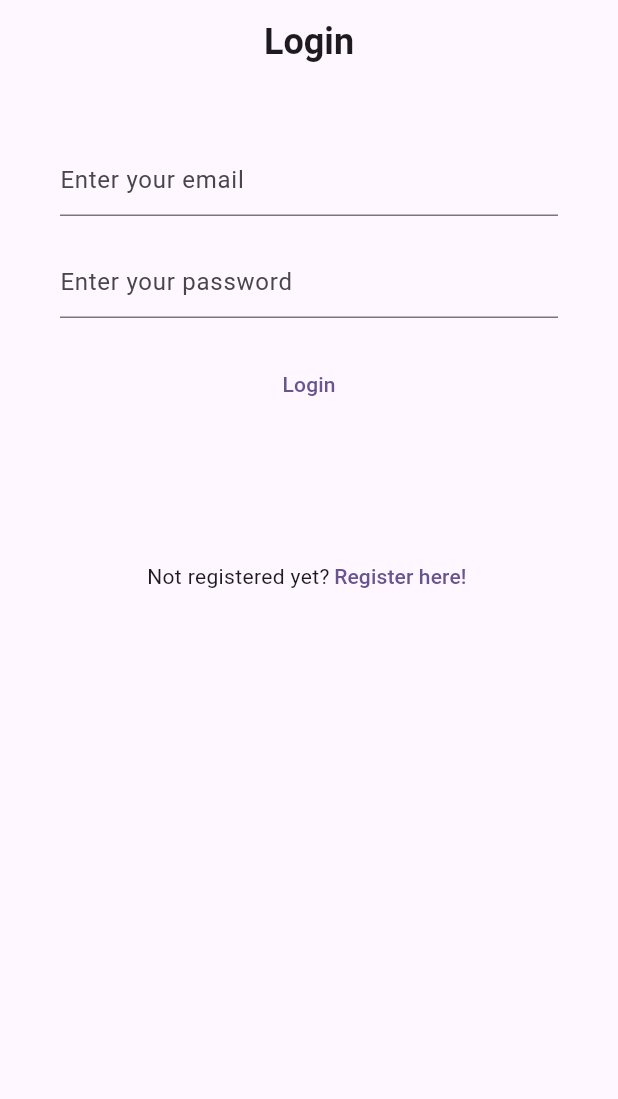
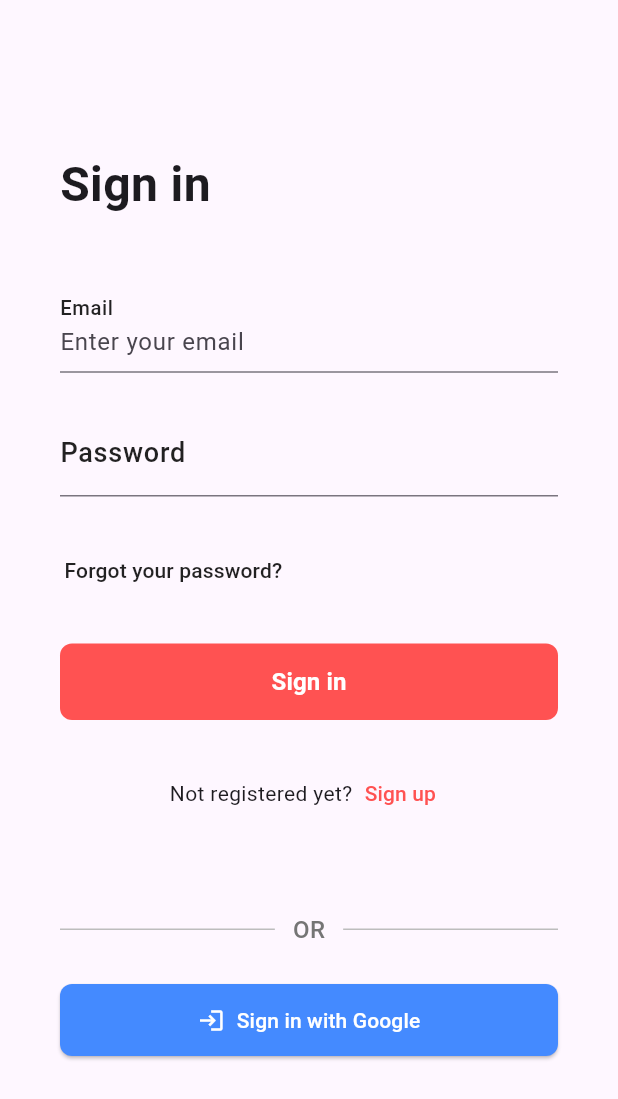
Before and after one commit to JoseSilva1997/my_notes, a Flutter app: the screen it shows after launch, on a phone screen of 412 x 824 dp. Shown: the top 1099 px of the screen. Run offline on Flutter 3.47's test engine with Material 3 defaults, Android fonts, the phone set to English and light mode, and no system bars; our stand-ins replace firebase_auth, firebase_core; accounts and stored records are empty; Roboto replaces fonts that are missing (Comic Sans MS).

Commit message:
Improved log in page

```diff
--- a/lib/views/login_view.dart
+++ b/lib/views/login_view.dart
@@ -36,18 +36,6 @@ class _LoginViewState extends State<LoginView> {
   @override
   Widget build(BuildContext context) {
     return Scaffold(
-      appBar: AppBar(
-        centerTitle: true,
-        title: const Text(
-          'Login',
-        style: TextStyle(
-          fontSize: 24,
-          fontWeight: FontWeight.bold,
-          fontFamily: 'Comic Sans MS',
-          ),
-        ),
-        backgroundColor: Colors.transparent,)
-        ,
       body:
       FutureBuilder(
         future: Firebase.initializeApp(options: DefaultFirebaseOptions.currentPlatform,),
@@ -56,22 +44,40 @@ class _LoginViewState extends State<LoginView> {
             case ConnectionState.done:
               return Container(
                 margin: EdgeInsetsGeometry.all(40.0),
+                child: SingleChildScrollView(
                   child: Column(
-                  spacing: 20,
+                    spacing: 25.0,
                     children: [
+                      Container(
+                        margin: EdgeInsetsGeometry.only(top: 60.0, bottom: 20.0),
+                        child: Align(
+                          alignment: Alignment.bottomLeft,
+                          child: Text(
+                            'Sign in',
+                            style: TextStyle(
+                              fontSize: 32,
+                              fontWeight: FontWeight.bold,
+                            ),
+                          ),
+                        ),
+                      ),
                       TextField(
                       controller: _email,
                       decoration: InputDecoration(
+                        labelText: 'Email',
+                        labelStyle: const TextStyle(color: Colors.black87, fontWeight: FontWeight.w500, fontSize: 18.0),
+                        floatingLabelBehavior: FloatingLabelBehavior.always,
                         hintText: 'Enter your email',
                       ),
                       enableSuggestions: false,
                       autocorrect: false,
-
                       keyboardType: TextInputType.emailAddress,
                       ),
                     TextField(
                       controller: _password,
                       decoration: InputDecoration(
+                        labelText: 'Password',
+                        labelStyle: const TextStyle(color: Colors.black87, fontWeight: FontWeight.w500, fontSize: 18.0),
                         hintText: 'Enter your password'
                       ),
                       obscureText: true,
@@ -79,11 +85,39 @@ class _LoginViewState extends State<LoginView> {
                       autocorrect: false,
                       ),
                       TextButton(
+                        onPressed: () {
+                          log('Forgot my password!');
+                        },
+                        style: ButtonStyle(
+                          overlayColor: WidgetStateProperty.all<Color>(Colors.transparent),
+                          padding: WidgetStateProperty.all<EdgeInsets>(
+                            const EdgeInsets.symmetric(horizontal: 3.0, vertical: 0),
+                          ),
+                        ),
+                        child: Container(
+                          alignment: Alignment.centerLeft,
+                          child: const Text('Forgot your password?', style: TextStyle(color: Colors.black87,)),
+                        ),
+                      ),
+                      TextButton(
                         onPressed: loginUser,
-                      style: ButtonStyle(),
-                      child:  const Text('Login'),
+                        style: ButtonStyle(
+                          backgroundColor: WidgetStateProperty.all<Color>(Colors.redAccent),
+                          foregroundColor: WidgetStateProperty.all<Color>(Colors.white),
+                            minimumSize: WidgetStateProperty.all<Size>(
+                            const Size.fromHeight(48), // set button height
                             ),
-                    Padding(padding: EdgeInsetsGeometry.all(20)),
+                            padding: WidgetStateProperty.all<EdgeInsets>(
+                            const EdgeInsets.symmetric(vertical: 14.0),
+                            ),
+                            shape: WidgetStateProperty.all<RoundedRectangleBorder>(
+                            RoundedRectangleBorder(
+                              borderRadius: BorderRadius.circular(8.0),
+                            ),
+                            ),
+                          ),
+                        child:  const Text('Sign in', style: TextStyle(fontSize: 16.0, fontWeight: FontWeight.bold),),
+                      ),
                       Row(
                         mainAxisAlignment: MainAxisAlignment.center,
                         children: [
@@ -95,7 +129,7 @@ class _LoginViewState extends State<LoginView> {
                               const EdgeInsets.symmetric(horizontal: 3.0, vertical: 0),
                             ),
                           ),
-                        child: const Text('Register here!'),
+                          child: const Text('Sign up', style: TextStyle(color: Colors.redAccent,)),
                           onPressed: () => {
                           Navigator.of(context).push(
                             MaterialPageRoute(
@@ -104,7 +138,66 @@ class _LoginViewState extends State<LoginView> {
                           )
                         },)
                       ],
-                    ),],
+                      ),
+                      const SizedBox(height: 5.0,),
+                        Row(
+                        children: [
+                          Expanded(
+                          child: Divider(
+                            color: Colors.grey[400],
+                            thickness: 1,
+                          ),
+                          ),
+                          Padding(
+                          padding: const EdgeInsets.symmetric(horizontal: 12.0),
+                          child: Text(
+                            'OR',
+                            style: TextStyle(
+                            color: Colors.grey[600],
+                            fontSize: 16.0,
+                            fontWeight: FontWeight.w500,
+                            ),
+                          ),
+                          ),
+                          Expanded(
+                          child: Divider(
+                            color: Colors.grey[400],
+                            thickness: 1,
+                          ),
+                          ),
+                        ],
+                        ),
+                      ElevatedButton.icon(
+                        onPressed: () async {
+                          try {
+                            log('Attempting to sign in with Google', name: 'LoginView');
+                            final provider = GoogleAuthProvider();
+                            final auth = await FirebaseAuth.instance.signInWithPopup(provider);
+                            log('User signed in with Google: ${auth.user?.email}');
+                          } catch (e) {
+                            log('Google sign-in failed: $e', name: 'LoginView');
+                          }
+                        },
+                        icon: const Icon(Icons.login),
+                        label: const Text('Sign in with Google'),
+                        style: ButtonStyle(
+                          backgroundColor: WidgetStateProperty.all<Color>(Colors.blueAccent),
+                          foregroundColor: WidgetStateProperty.all<Color>(Colors.white),
+                          minimumSize: WidgetStateProperty.all<Size>(
+                            const Size.fromHeight(48), // set button height
+                          ),
+                          padding: WidgetStateProperty.all<EdgeInsets>(
+                            const EdgeInsets.symmetric(vertical: 14.0),
+                          ),
+                          shape: WidgetStateProperty.all<RoundedRectangleBorder>(
+                            RoundedRectangleBorder(
+                              borderRadius: BorderRadius.circular(8.0),
+                            ),
+                          ),
+                        ),
+                      ),
+                      ],
+                  ),
                 ),
               );
           default:
--- a/lib/views/register_view.dart
+++ b/lib/views/register_view.dart
@@ -102,7 +102,6 @@ void registerUser() async {
         log('Invalid email');
         break;
       default:
-        log('Error: ${e.code}');
     }
   }
 }
```
Lines whose indentation alone changed are shown as unchanged.
